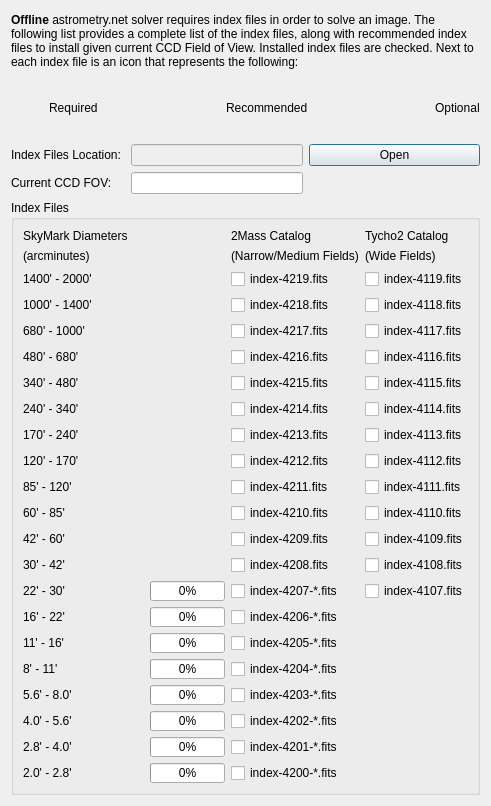
Before: the Qt Designer form kstars/ekos/align/opsastrometryindexfiles.ui in KDE/kstars, drawn with Qt 5.
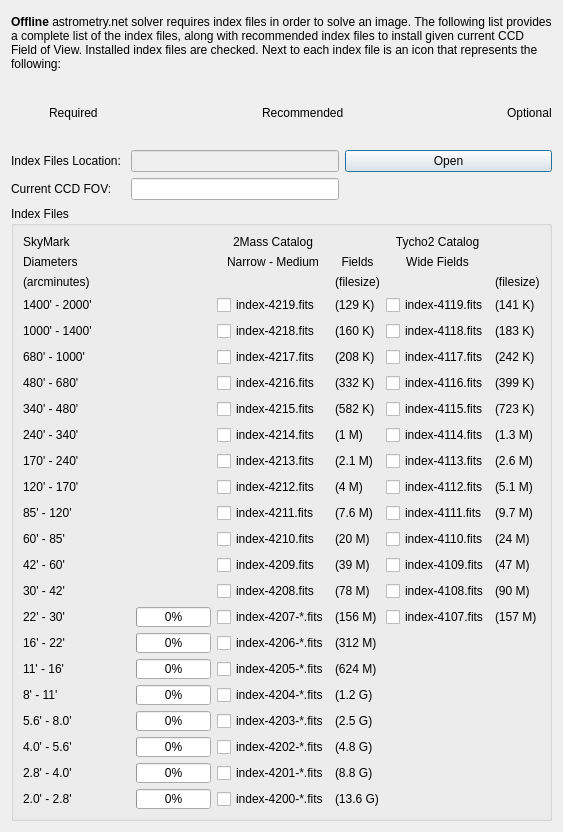
After: the same form once the commit is applied. Icons and pictures are not drawn.

Commit message: Astrometry index files patch

```diff
--- a/kstars/ekos/align/opsastrometryindexfiles.ui
+++ b/kstars/ekos/align/opsastrometryindexfiles.ui
@@ -6,8 +6,8 @@
    <rect>
     <x>0</x>
     <y>0</y>
-    <width>491</width>
-    <height>806</height>
+    <width>563</width>
+    <height>832</height>
    </rect>
   </property>
   <property name="windowTitle">
@@ -258,108 +258,229 @@
         <string>Index Files</string>
        </property>
        <layout class="QGridLayout" name="gridLayout">
-        <item row="21" column="3">
-         <widget class="QCheckBox" name="index_4203">
-          <property name="text">
-           <string>index-4203-*.fits</string>
-          </property>
-         </widget>
-        </item>
-        <item row="9" column="5">
-         <widget class="QCheckBox" name="index_4114">
-          <property name="text">
-           <string>index-4114.fits</string>
-          </property>
-         </widget>
-        </item>
-        <item row="8" column="3">
-         <widget class="QCheckBox" name="index_4215">
-          <property name="text">
-           <string>index-4215.fits</string>
-          </property>
-         </widget>
-        </item>
-        <item row="12" column="3">
-         <widget class="QCheckBox" name="index_4211">
-          <property name="text">
-           <string>index-4211.fits</string>
-          </property>
-         </widget>
-        </item>
-        <item row="0" column="5">
-         <widget class="QLabel" name="label_22">
-          <property name="text">
-           <string>Tycho2 Catalog</string>
-          </property>
-         </widget>
-        </item>
         <item row="14" column="3">
-         <widget class="QCheckBox" name="index_4209">
-          <property name="text">
-           <string>index-4209.fits</string>
-          </property>
-         </widget>
-        </item>
-        <item row="14" column="5">
-         <widget class="QCheckBox" name="index_4109">
-          <property name="text">
-           <string>index-4109.fits</string>
-          </property>
-         </widget>
-        </item>
-        <item row="5" column="0">
-         <widget class="QLabel" name="label_18">
-          <property name="text">
-           <string>680' - 1000'</string>
-          </property>
-         </widget>
-        </item>
-        <item row="16" column="5">
-         <widget class="QCheckBox" name="index_4107">
-          <property name="text">
-           <string>index-4107.fits</string>
-          </property>
-         </widget>
-        </item>
-        <item row="7" column="5">
-         <widget class="QCheckBox" name="index_4116">
-          <property name="text">
-           <string>index-4116.fits</string>
-          </property>
-         </widget>
-        </item>
-        <item row="0" column="0">
-         <widget class="QLabel" name="label_23">
-          <property name="text">
-           <string>SkyMark Diameters</string>
-          </property>
-         </widget>
-        </item>
-        <item row="10" column="0">
-         <widget class="QLabel" name="label_14">
-          <property name="text">
-           <string>170' - 240'</string>
-          </property>
-         </widget>
-        </item>
-        <item row="13" column="3">
          <widget class="QCheckBox" name="index_4210">
           <property name="text">
            <string>index-4210.fits</string>
           </property>
          </widget>
         </item>
-        <item row="7" column="3">
+        <item row="8" column="3">
          <widget class="QCheckBox" name="index_4216">
           <property name="text">
            <string>index-4216.fits</string>
           </property>
          </widget>
         </item>
-        <item row="5" column="5">
-         <widget class="QCheckBox" name="index_4117">
+        <item row="1" column="3">
+         <widget class="QLabel" name="label_70">
           <property name="text">
-           <string>index-4117.fits</string>
+           <string>Narrow - Medium</string>
+          </property>
+          <property name="alignment">
+           <set>Qt::AlignCenter</set>
+          </property>
+         </widget>
+        </item>
+        <item row="23" column="3">
+         <widget class="QCheckBox" name="index_4202">
+          <property name="text">
+           <string>index-4202-*.fits</string>
+          </property>
+         </widget>
+        </item>
+        <item row="22" column="3">
+         <widget class="QCheckBox" name="index_4203">
+          <property name="text">
+           <string>index-4203-*.fits</string>
+          </property>
+         </widget>
+        </item>
+        <item row="0" column="0">
+         <widget class="QLabel" name="label_23">
+          <property name="text">
+           <string>SkyMark</string>
+          </property>
+         </widget>
+        </item>
+        <item row="9" column="3">
+         <widget class="QCheckBox" name="index_4215">
+          <property name="text">
+           <string>index-4215.fits</string>
+          </property>
+         </widget>
+        </item>
+        <item row="10" column="5">
+         <widget class="QCheckBox" name="index_4114">
+          <property name="text">
+           <string>index-4114.fits</string>
+          </property>
+         </widget>
+        </item>
+        <item row="11" column="6">
+         <widget class="QLabel" name="label_62">
+          <property name="text">
+           <string>(2.6 M)</string>
+          </property>
+         </widget>
+        </item>
+        <item row="18" column="3">
+         <widget class="QCheckBox" name="index_4206">
+          <property name="text">
+           <string>index-4206-*.fits</string>
+          </property>
+         </widget>
+        </item>
+        <item row="9" column="4">
+         <widget class="QLabel" name="label_40">
+          <property name="text">
+           <string>(582 K)</string>
+          </property>
+         </widget>
+        </item>
+        <item row="3" column="5">
+         <widget class="QCheckBox" name="index_4119">
+          <property name="text">
+           <string>index-4119.fits</string>
+          </property>
+         </widget>
+        </item>
+        <item row="24" column="4">
+         <widget class="QLabel" name="label_54">
+          <property name="text">
+           <string>(8.8 G)</string>
+          </property>
+         </widget>
+        </item>
+        <item row="20" column="0">
+         <layout class="QHBoxLayout" name="horizontalLayout_5">
+          <property name="leftMargin">
+           <number>0</number>
+          </property>
+          <item>
+           <widget class="QLabel" name="label_6">
+            <property name="text">
+             <string>11' - 16'</string>
+            </property>
+           </widget>
+          </item>
+          <item>
+           <widget class="QProgressBar" name="index_4205_progress">
+            <property name="sizePolicy">
+             <sizepolicy hsizetype="MinimumExpanding" vsizetype="Fixed">
+              <horstretch>0</horstretch>
+              <verstretch>0</verstretch>
+             </sizepolicy>
+            </property>
+            <property name="minimumSize">
+             <size>
+              <width>0</width>
+              <height>0</height>
+             </size>
+            </property>
+            <property name="maximumSize">
+             <size>
+              <width>75</width>
+              <height>20</height>
+             </size>
+            </property>
+            <property name="minimum">
+             <number>0</number>
+            </property>
+            <property name="maximum">
+             <number>100</number>
+            </property>
+            <property name="value">
+             <number>0</number>
+            </property>
+           </widget>
+          </item>
+         </layout>
+        </item>
+        <item row="22" column="0">
+         <layout class="QHBoxLayout" name="horizontalLayout_7">
+          <property name="leftMargin">
+           <number>0</number>
+          </property>
+          <item>
+           <widget class="QLabel" name="label_4">
+            <property name="text">
+             <string>5.6' - 8.0'</string>
+            </property>
+           </widget>
+          </item>
+          <item>
+           <widget class="QProgressBar" name="index_4203_progress">
+            <property name="sizePolicy">
+             <sizepolicy hsizetype="MinimumExpanding" vsizetype="Fixed">
+              <horstretch>0</horstretch>
+              <verstretch>0</verstretch>
+             </sizepolicy>
+            </property>
+            <property name="minimumSize">
+             <size>
+              <width>0</width>
+              <height>0</height>
+             </size>
+            </property>
+            <property name="maximumSize">
+             <size>
+              <width>75</width>
+              <height>20</height>
+             </size>
+            </property>
+            <property name="minimum">
+             <number>0</number>
+            </property>
+            <property name="maximum">
+             <number>100</number>
+            </property>
+            <property name="value">
+             <number>0</number>
+            </property>
+           </widget>
+          </item>
+         </layout>
+        </item>
+        <item row="10" column="0">
+         <widget class="QLabel" name="label_15">
+          <property name="text">
+           <string>240' - 340'</string>
+          </property>
+         </widget>
+        </item>
+        <item row="14" column="4">
+         <widget class="QLabel" name="label_45">
+          <property name="text">
+           <string>(20 M)</string>
+          </property>
+         </widget>
+        </item>
+        <item row="25" column="4">
+         <widget class="QLabel" name="label_55">
+          <property name="text">
+           <string>(13.6 G)</string>
+          </property>
+         </widget>
+        </item>
+        <item row="21" column="3">
+         <widget class="QCheckBox" name="index_4204">
+          <property name="text">
+           <string>index-4204-*.fits</string>
+          </property>
+         </widget>
+        </item>
+        <item row="3" column="3">
+         <widget class="QCheckBox" name="index_4219">
+          <property name="text">
+           <string>index-4219.fits</string>
+          </property>
+         </widget>
+        </item>
+        <item row="13" column="0">
+         <widget class="QLabel" name="label_12">
+          <property name="text">
+           <string>85' - 120'</string>
           </property>
          </widget>
         </item>
@@ -368,254 +489,372 @@
           <property name="text">
            <string>2Mass Catalog</string>
           </property>
-         </widget>
-        </item>
-        <item row="2" column="3">
-         <widget class="QCheckBox" name="index_4219">
-          <property name="text">
-           <string>index-4219.fits</string>
+          <property name="alignment">
+           <set>Qt::AlignCenter</set>
           </property>
          </widget>
         </item>
-        <item row="4" column="5">
-         <widget class="QCheckBox" name="index_4118">
-          <property name="text">
-           <string>index-4118.fits</string>
-          </property>
-         </widget>
-        </item>
-        <item row="2" column="0">
-         <widget class="QLabel" name="label_20">
-          <property name="text">
-           <string>1400' - 2000'</string>
-          </property>
-         </widget>
-        </item>
-        <item row="24" column="3">
-         <widget class="QCheckBox" name="index_4200">
-          <property name="text">
-           <string>index-4200-*.fits</string>
-          </property>
-         </widget>
-        </item>
-        <item row="22" column="3">
-         <widget class="QCheckBox" name="index_4202">
-          <property name="text">
-           <string>index-4202-*.fits</string>
-          </property>
-         </widget>
-        </item>
-        <item row="1" column="3">
-         <widget class="QLabel" name="label_24">
-          <property name="text">
-           <string>(Narrow/Medium Fields)</string>
-          </property>
-         </widget>
-        </item>
-        <item row="11" column="5">
+        <item row="12" column="5">
          <widget class="QCheckBox" name="index_4112">
           <property name="text">
            <string>index-4112.fits</string>
           </property>
          </widget>
         </item>
-        <item row="14" column="0">
+        <item row="15" column="0">
          <widget class="QLabel" name="label_10">
           <property name="text">
            <string>42' - 60'</string>
           </property>
          </widget>
         </item>
-        <item row="2" column="5">
-         <widget class="QCheckBox" name="index_4119">
+        <item row="11" column="0">
+         <widget class="QLabel" name="label_14">
           <property name="text">
-           <string>index-4119.fits</string>
+           <string>170' - 240'</string>
           </property>
          </widget>
         </item>
-        <item row="17" column="3">
-         <widget class="QCheckBox" name="index_4206">
+        <item row="14" column="5">
+         <widget class="QCheckBox" name="index_4110">
           <property name="text">
-           <string>index-4206-*.fits</string>
+           <string>index-4110.fits</string>
           </property>
          </widget>
         </item>
-        <item row="5" column="3">
+        <item row="9" column="5">
+         <widget class="QCheckBox" name="index_4115">
+          <property name="text">
+           <string>index-4115.fits</string>
+          </property>
+         </widget>
+        </item>
+        <item row="20" column="3">
+         <widget class="QCheckBox" name="index_4205">
+          <property name="text">
+           <string>index-4205-*.fits</string>
+          </property>
+         </widget>
+        </item>
+        <item row="10" column="3">
+         <widget class="QCheckBox" name="index_4214">
+          <property name="text">
+           <string>index-4214.fits</string>
+          </property>
+         </widget>
+        </item>
+        <item row="5" column="0">
+         <widget class="QLabel" name="label_19">
+          <property name="text">
+           <string>1000' - 1400'</string>
+          </property>
+         </widget>
+        </item>
+        <item row="11" column="5">
+         <widget class="QCheckBox" name="index_4113">
+          <property name="text">
+           <string>index-4113.fits</string>
+          </property>
+         </widget>
+        </item>
+        <item row="6" column="3">
          <widget class="QCheckBox" name="index_4217">
           <property name="text">
            <string>index-4217.fits</string>
           </property>
          </widget>
         </item>
-        <item row="16" column="3">
+        <item row="17" column="3">
          <widget class="QCheckBox" name="index_4207">
           <property name="text">
            <string>index-4207-*.fits</string>
           </property>
          </widget>
         </item>
-        <item row="10" column="3">
+        <item row="11" column="3">
          <widget class="QCheckBox" name="index_4213">
           <property name="text">
            <string>index-4213.fits</string>
           </property>
          </widget>
         </item>
-        <item row="13" column="0">
+        <item row="14" column="0">
          <widget class="QLabel" name="label_11">
           <property name="text">
            <string>60' - 85'</string>
           </property>
          </widget>
         </item>
-        <item row="15" column="0">
+        <item row="16" column="0">
          <widget class="QLabel" name="label_9">
           <property name="text">
            <string>30' - 42'</string>
           </property>
          </widget>
         </item>
-        <item row="12" column="5">
+        <item row="13" column="5">
          <widget class="QCheckBox" name="index_4111">
           <property name="text">
            <string>index-4111.fits</string>
           </property>
          </widget>
         </item>
-        <item row="11" column="3">
+        <item row="12" column="3">
          <widget class="QCheckBox" name="index_4212">
           <property name="text">
            <string>index-4212.fits</string>
           </property>
          </widget>
         </item>
-        <item row="11" column="0">
+        <item row="6" column="0">
+         <widget class="QLabel" name="label_18">
+          <property name="text">
+           <string>680' - 1000'</string>
+          </property>
+         </widget>
+        </item>
+        <item row="12" column="0">
          <widget class="QLabel" name="label_13">
           <property name="text">
            <string>120' - 170'</string>
           </property>
          </widget>
         </item>
-        <item row="23" column="3">
+        <item row="5" column="3">
+         <widget class="QCheckBox" name="index_4218">
+          <property name="text">
+           <string>index-4218.fits</string>
+          </property>
+         </widget>
+        </item>
+        <item row="25" column="3">
+         <widget class="QCheckBox" name="index_4200">
+          <property name="text">
+           <string>index-4200-*.fits</string>
+          </property>
+         </widget>
+        </item>
+        <item row="6" column="5">
+         <widget class="QCheckBox" name="index_4117">
+          <property name="text">
+           <string>index-4117.fits</string>
+          </property>
+         </widget>
+        </item>
+        <item row="8" column="5">
+         <widget class="QCheckBox" name="index_4116">
+          <property name="text">
+           <string>index-4116.fits</string>
+          </property>
+         </widget>
+        </item>
+        <item row="17" column="5">
+         <widget class="QCheckBox" name="index_4107">
+          <property name="text">
+           <string>index-4107.fits</string>
+          </property>
+         </widget>
+        </item>
+        <item row="3" column="0">
+         <widget class="QLabel" name="label_20">
+          <property name="text">
+           <string>1400' - 2000'</string>
+          </property>
+         </widget>
+        </item>
+        <item row="24" column="3">
          <widget class="QCheckBox" name="index_4201">
           <property name="text">
            <string>index-4201-*.fits</string>
           </property>
          </widget>
         </item>
-        <item row="8" column="0">
+        <item row="21" column="4">
+         <widget class="QLabel" name="label_51">
+          <property name="text">
+           <string>(1.2 G)</string>
+          </property>
+         </widget>
+        </item>
+        <item row="9" column="0">
          <widget class="QLabel" name="label_16">
           <property name="text">
            <string>340' - 480'</string>
           </property>
          </widget>
         </item>
-        <item row="13" column="5">
-         <widget class="QCheckBox" name="index_4110">
+        <item row="6" column="4">
+         <widget class="QLabel" name="label_38">
           <property name="text">
-           <string>index-4110.fits</string>
+           <string>(208 K)</string>
           </property>
          </widget>
         </item>
-        <item row="8" column="5">
-         <widget class="QCheckBox" name="index_4115">
-          <property name="text">
-           <string>index-4115.fits</string>
-          </property>
-         </widget>
-        </item>
-        <item row="19" column="3">
-         <widget class="QCheckBox" name="index_4205">
-          <property name="text">
-           <string>index-4205-*.fits</string>
-          </property>
-         </widget>
-        </item>
-        <item row="9" column="3">
-         <widget class="QCheckBox" name="index_4214">
-          <property name="text">
-           <string>index-4214.fits</string>
-          </property>
-         </widget>
-        </item>
-        <item row="9" column="0">
-         <widget class="QLabel" name="label_15">
-          <property name="text">
-           <string>240' - 340'</string>
-          </property>
-         </widget>
-        </item>
-        <item row="20" column="3">
-         <widget class="QCheckBox" name="index_4204">
-          <property name="text">
-           <string>index-4204-*.fits</string>
-          </property>
-         </widget>
-        </item>
-        <item row="12" column="0">
-         <widget class="QLabel" name="label_12">
-          <property name="text">
-           <string>85' - 120'</string>
-          </property>
-         </widget>
-        </item>
-        <item row="4" column="0">
-         <widget class="QLabel" name="label_19">
-          <property name="text">
-           <string>1000' - 1400'</string>
-          </property>
-         </widget>
-        </item>
-        <item row="10" column="5">
-         <widget class="QCheckBox" name="index_4113">
-          <property name="text">
-           <string>index-4113.fits</string>
-          </property>
-         </widget>
-        </item>
-        <item row="4" column="3">
-         <widget class="QCheckBox" name="index_4218">
-          <property name="text">
-           <string>index-4218.fits</string>
-          </property>
-         </widget>
-        </item>
-        <item row="15" column="5">
+        <item row="16" column="5">
          <widget class="QCheckBox" name="index_4108">
           <property name="text">
            <string>index-4108.fits</string>
           </property>
          </widget>
         </item>
-        <item row="7" column="0">
-         <widget class="QLabel" name="label_17">
+        <item row="24" column="0">
+         <layout class="QHBoxLayout" name="horizontalLayout_9">
+          <property name="leftMargin">
+           <number>0</number>
+          </property>
+          <item>
+           <widget class="QLabel" name="label_2">
+            <property name="text">
+             <string>2.8' - 4.0'</string>
+            </property>
+           </widget>
+          </item>
+          <item>
+           <widget class="QProgressBar" name="index_4201_progress">
+            <property name="sizePolicy">
+             <sizepolicy hsizetype="MinimumExpanding" vsizetype="Fixed">
+              <horstretch>0</horstretch>
+              <verstretch>0</verstretch>
+             </sizepolicy>
+            </property>
+            <property name="minimumSize">
+             <size>
+              <width>0</width>
+              <height>0</height>
+             </size>
+            </property>
+            <property name="maximumSize">
+             <size>
+              <width>75</width>
+              <height>20</height>
+             </size>
+            </property>
+            <property name="minimum">
+             <number>0</number>
+            </property>
+            <property name="maximum">
+             <number>100</number>
+            </property>
+            <property name="value">
+             <number>0</number>
+            </property>
+           </widget>
+          </item>
+         </layout>
+        </item>
+        <item row="18" column="4">
+         <widget class="QLabel" name="label_49">
           <property name="text">
-           <string>480' - 680'</string>
+           <string>(312 M)</string>
           </property>
          </widget>
         </item>
-        <item row="15" column="3">
+        <item row="15" column="4">
+         <widget class="QLabel" name="label_46">
+          <property name="text">
+           <string>(39 M)</string>
+          </property>
+         </widget>
+        </item>
+        <item row="16" column="3">
          <widget class="QCheckBox" name="index_4208">
           <property name="text">
            <string>index-4208.fits</string>
           </property>
          </widget>
         </item>
-        <item row="1" column="0">
+        <item row="13" column="4">
+         <widget class="QLabel" name="label_44">
+          <property name="text">
+           <string>(7.6 M)</string>
+          </property>
+         </widget>
+        </item>
+        <item row="8" column="0">
+         <widget class="QLabel" name="label_17">
+          <property name="text">
+           <string>480' - 680'</string>
+          </property>
+         </widget>
+        </item>
+        <item row="2" column="0">
          <widget class="QLabel" name="label_26">
           <property name="text">
            <string>(arcminutes)</string>
           </property>
          </widget>
         </item>
-        <item row="1" column="5">
-         <widget class="QLabel" name="label_25">
+        <item row="14" column="6">
+         <widget class="QLabel" name="label_65">
           <property name="text">
-           <string>(Wide Fields)</string>
+           <string>(24 M)</string>
           </property>
          </widget>
         </item>
-        <item row="16" column="0">
+        <item row="5" column="6">
+         <widget class="QLabel" name="label_57">
+          <property name="text">
+           <string>(183 K)</string>
+          </property>
+         </widget>
+        </item>
+        <item row="6" column="6">
+         <widget class="QLabel" name="label_58">
+          <property name="text">
+           <string>(242 K)</string>
+          </property>
+         </widget>
+        </item>
+        <item row="10" column="4">
+         <widget class="QLabel" name="label_41">
+          <property name="text">
+           <string>(1 M)</string>
+          </property>
+         </widget>
+        </item>
+        <item row="10" column="6">
+         <widget class="QLabel" name="label_61">
+          <property name="text">
+           <string>(1.3 M)</string>
+          </property>
+         </widget>
+        </item>
+        <item row="3" column="4">
+         <widget class="QLabel" name="label_29">
+          <property name="text">
+           <string>(129 K)</string>
+          </property>
+         </widget>
+        </item>
+        <item row="8" column="6">
+         <widget class="QLabel" name="label_59">
+          <property name="text">
+           <string>(399 K)</string>
+          </property>
+         </widget>
+        </item>
+        <item row="13" column="3">
+         <widget class="QCheckBox" name="index_4211">
+          <property name="text">
+           <string>index-4211.fits</string>
+          </property>
+         </widget>
+        </item>
+        <item row="8" column="4">
+         <widget class="QLabel" name="label_39">
+          <property name="text">
+           <string>(332 K)</string>
+          </property>
+         </widget>
+        </item>
+        <item row="22" column="4">
+         <widget class="QLabel" name="label_52">
+          <property name="text">
+           <string>(2.5 G)</string>
+          </property>
+         </widget>
+        </item>
+        <item row="17" column="0">
          <layout class="QHBoxLayout" name="horizontalLayout_2">
           <property name="leftMargin">
            <number>0</number>
@@ -660,97 +899,28 @@
           </item>
          </layout>
         </item>
-        <item row="17" column="0">
-         <layout class="QHBoxLayout" name="horizontalLayout_3">
-          <property name="leftMargin">
-           <number>0</number>
+        <item row="5" column="5">
+         <widget class="QCheckBox" name="index_4118">
+          <property name="text">
+           <string>index-4118.fits</string>
           </property>
-          <item>
-           <widget class="QLabel" name="label_7">
-            <property name="text">
-             <string>16' - 22'</string>
-            </property>
-           </widget>
-          </item>
-          <item>
-           <widget class="QProgressBar" name="index_4206_progress">
-            <property name="sizePolicy">
-             <sizepolicy hsizetype="MinimumExpanding" vsizetype="Fixed">
-              <horstretch>0</horstretch>
-              <verstretch>0</verstretch>
-             </sizepolicy>
-            </property>
-            <property name="minimumSize">
-             <size>
-              <width>0</width>
-              <height>0</height>
-             </size>
-            </property>
-            <property name="maximumSize">
-             <size>
-              <width>75</width>
-              <height>20</height>
-             </size>
-            </property>
-            <property name="minimum">
-             <number>0</number>
-            </property>
-            <property name="maximum">
-             <number>100</number>
-            </property>
-            <property name="value">
-             <number>0</number>
-            </property>
-           </widget>
-          </item>
-         </layout>
+         </widget>
         </item>
-        <item row="19" column="0">
-         <layout class="QHBoxLayout" name="horizontalLayout_5">
-          <property name="leftMargin">
-           <number>0</number>
+        <item row="13" column="6">
+         <widget class="QLabel" name="label_64">
+          <property name="text">
+           <string>(9.7 M)</string>
           </property>
-          <item>
-           <widget class="QLabel" name="label_6">
-            <property name="text">
-             <string>11' - 16'</string>
-            </property>
-           </widget>
-          </item>
-          <item>
-           <widget class="QProgressBar" name="index_4205_progress">
-            <property name="sizePolicy">
-             <sizepolicy hsizetype="MinimumExpanding" vsizetype="Fixed">
-              <horstretch>0</horstretch>
-              <verstretch>0</verstretch>
-             </sizepolicy>
-            </property>
-            <property name="minimumSize">
-             <size>
-              <width>0</width>
-              <height>0</height>
-             </size>
-            </property>
-            <property name="maximumSize">
-             <size>
-              <width>75</width>
-              <height>20</height>
-             </size>
-            </property>
-            <property name="minimum">
-             <number>0</number>
-            </property>
-            <property name="maximum">
-             <number>100</number>
-            </property>
-            <property name="value">
-             <number>0</number>
-            </property>
-           </widget>
-          </item>
-         </layout>
+         </widget>
         </item>
-        <item row="20" column="0">
+        <item row="20" column="4">
+         <widget class="QLabel" name="label_50">
+          <property name="text">
+           <string>(624 M)</string>
+          </property>
+         </widget>
+        </item>
+        <item row="21" column="0">
          <layout class="QHBoxLayout" name="horizontalLayout_6">
           <property name="leftMargin">
            <number>0</number>
@@ -795,20 +965,20 @@
           </item>
          </layout>
         </item>
-        <item row="21" column="0">
-         <layout class="QHBoxLayout" name="horizontalLayout_7">
+        <item row="18" column="0">
+         <layout class="QHBoxLayout" name="horizontalLayout_3">
           <property name="leftMargin">
            <number>0</number>
           </property>
           <item>
-           <widget class="QLabel" name="label_4">
+           <widget class="QLabel" name="label_7">
             <property name="text">
-             <string>5.6' - 8.0'</string>
+             <string>16' - 22'</string>
             </property>
            </widget>
           </item>
           <item>
-           <widget class="QProgressBar" name="index_4203_progress">
+           <widget class="QProgressBar" name="index_4206_progress">
             <property name="sizePolicy">
              <sizepolicy hsizetype="MinimumExpanding" vsizetype="Fixed">
               <horstretch>0</horstretch>
@@ -840,97 +1010,42 @@
           </item>
          </layout>
         </item>
-        <item row="22" column="0">
-         <layout class="QHBoxLayout" name="horizontalLayout_8">
-          <property name="leftMargin">
-           <number>0</number>
+        <item row="15" column="3">
+         <widget class="QCheckBox" name="index_4209">
+          <property name="text">
+           <string>index-4209.fits</string>
           </property>
-          <item>
-           <widget class="QLabel" name="label_3">
-            <property name="text">
-             <string>4.0' - 5.6'</string>
-            </property>
-           </widget>
-          </item>
-          <item>
-           <widget class="QProgressBar" name="index_4202_progress">
-            <property name="sizePolicy">
-             <sizepolicy hsizetype="MinimumExpanding" vsizetype="Fixed">
-              <horstretch>0</horstretch>
-              <verstretch>0</verstretch>
-             </sizepolicy>
-            </property>
-            <property name="minimumSize">
-             <size>
-              <width>0</width>
-              <height>0</height>
-             </size>
-            </property>
-            <property name="maximumSize">
-             <size>
-              <width>75</width>
-              <height>20</height>
-             </size>
-            </property>
-            <property name="minimum">
-             <number>0</number>
-            </property>
-            <property name="maximum">
-             <number>100</number>
-            </property>
-            <property name="value">
-             <number>0</number>
-            </property>
-           </widget>
-          </item>
-         </layout>
+         </widget>
         </item>
-        <item row="23" column="0">
-         <layout class="QHBoxLayout" name="horizontalLayout_9">
-          <property name="leftMargin">
-           <number>0</number>
+        <item row="12" column="4">
+         <widget class="QLabel" name="label_43">
+          <property name="text">
+           <string>(4 M)</string>
           </property>
-          <item>
-           <widget class="QLabel" name="label_2">
-            <property name="text">
-             <string>2.8' - 4.0'</string>
-            </property>
-           </widget>
-          </item>
-          <item>
-           <widget class="QProgressBar" name="index_4201_progress">
-            <property name="sizePolicy">
-             <sizepolicy hsizetype="MinimumExpanding" vsizetype="Fixed">
-              <horstretch>0</horstretch>
-              <verstretch>0</verstretch>
-             </sizepolicy>
-            </property>
-            <property name="minimumSize">
-             <size>
-              <width>0</width>
-              <height>0</height>
-             </size>
-            </property>
-            <property name="maximumSize">
-             <size>
-              <width>75</width>
-              <height>20</height>
-             </size>
-            </property>
-            <property name="minimum">
-             <number>0</number>
-            </property>
-            <property name="maximum">
-             <number>100</number>
-            </property>
-            <property name="value">
-             <number>0</number>
-            </property>
-           </widget>
-          </item>
-         </layout>
+         </widget>
         </item>
-        <item row="24" column="0">
+        <item row="15" column="5">
+         <widget class="QCheckBox" name="index_4109">
+          <property name="text">
+           <string>index-4109.fits</string>
+          </property>
+         </widget>
+        </item>
+        <item row="11" column="4">
+         <widget class="QLabel" name="label_42">
+          <property name="text">
+           <string>(2.1 M)</string>
+          </property>
+         </widget>
+        </item>
+        <item row="3" column="6">
+         <widget class="QLabel" name="label_56">
+          <property name="text">
+           <string>(141 K)</string>
+          </property>
+         </widget>
+        </item>
+        <item row="25" column="0">
          <layout class="QHBoxLayout" name="horizontalLayout_10">
           <property name="leftMargin">
            <number>0</number>
@@ -975,6 +1090,168 @@
           </item>
          </layout>
         </item>
+        <item row="0" column="5">
+         <widget class="QLabel" name="label_22">
+          <property name="text">
+           <string>Tycho2 Catalog</string>
+          </property>
+          <property name="alignment">
+           <set>Qt::AlignCenter</set>
+          </property>
+         </widget>
+        </item>
+        <item row="5" column="4">
+         <widget class="QLabel" name="label_37">
+          <property name="text">
+           <string>(160 K)</string>
+          </property>
+         </widget>
+        </item>
+        <item row="23" column="4">
+         <widget class="QLabel" name="label_53">
+          <property name="text">
+           <string>(4.8 G)</string>
+          </property>
+         </widget>
+        </item>
+        <item row="9" column="6">
+         <widget class="QLabel" name="label_60">
+          <property name="text">
+           <string>(723 K)</string>
+          </property>
+         </widget>
+        </item>
+        <item row="15" column="6">
+         <widget class="QLabel" name="label_66">
+          <property name="text">
+           <string>(47 M)</string>
+          </property>
+         </widget>
+        </item>
+        <item row="1" column="0">
+         <widget class="QLabel" name="label_69">
+          <property name="text">
+           <string>Diameters</string>
+          </property>
+         </widget>
+        </item>
+        <item row="1" column="5">
+         <widget class="QLabel" name="label_132">
+          <property name="text">
+           <string>Wide Fields</string>
+          </property>
+          <property name="alignment">
+           <set>Qt::AlignCenter</set>
+          </property>
+         </widget>
+        </item>
+        <item row="17" column="4">
+         <widget class="QLabel" name="label_48">
+          <property name="text">
+           <string>(156 M)</string>
+          </property>
+         </widget>
+        </item>
+        <item row="12" column="6">
+         <widget class="QLabel" name="label_63">
+          <property name="text">
+           <string>(5.1 M)</string>
+          </property>
+         </widget>
+        </item>
+        <item row="16" column="4">
+         <widget class="QLabel" name="label_47">
+          <property name="text">
+           <string>(78 M)</string>
+          </property>
+         </widget>
+        </item>
+        <item row="17" column="6">
+         <widget class="QLabel" name="label_68">
+          <property name="text">
+           <string>(157 M)</string>
+          </property>
+         </widget>
+        </item>
+        <item row="16" column="6">
+         <widget class="QLabel" name="label_67">
+          <property name="text">
+           <string>(90 M)</string>
+          </property>
+         </widget>
+        </item>
+        <item row="23" column="0">
+         <layout class="QHBoxLayout" name="horizontalLayout_8">
+          <property name="leftMargin">
+           <number>0</number>
+          </property>
+          <item>
+           <widget class="QLabel" name="label_3">
+            <property name="text">
+             <string>4.0' - 5.6'</string>
+            </property>
+           </widget>
+          </item>
+          <item>
+           <widget class="QProgressBar" name="index_4202_progress">
+            <property name="sizePolicy">
+             <sizepolicy hsizetype="MinimumExpanding" vsizetype="Fixed">
+              <horstretch>0</horstretch>
+              <verstretch>0</verstretch>
+             </sizepolicy>
+            </property>
+            <property name="minimumSize">
+             <size>
+              <width>0</width>
+              <height>0</height>
+             </size>
+            </property>
+            <property name="maximumSize">
+             <size>
+              <width>75</width>
+              <height>20</height>
+             </size>
+            </property>
+            <property name="minimum">
+             <number>0</number>
+            </property>
+            <property name="maximum">
+             <number>100</number>
+            </property>
+            <property name="value">
+             <number>0</number>
+            </property>
+           </widget>
+          </item>
+         </layout>
+        </item>
+        <item row="2" column="4">
+         <widget class="QLabel" name="label_134">
+          <property name="text">
+           <string>(filesize)</string>
+          </property>
+          <property name="alignment">
+           <set>Qt::AlignCenter</set>
+          </property>
+         </widget>
+        </item>
+        <item row="1" column="4">
+         <widget class="QLabel" name="label_71">
+          <property name="text">
+           <string>Fields</string>
+          </property>
+          <property name="alignment">
+           <set>Qt::AlignCenter</set>
+          </property>
+         </widget>
+        </item>
+        <item row="2" column="6">
+         <widget class="QLabel" name="label_135">
+          <property name="text">
+           <string>(filesize)</string>
+          </property>
+         </widget>
+        </item>
        </layout>
       </widget>
      </item>
```
